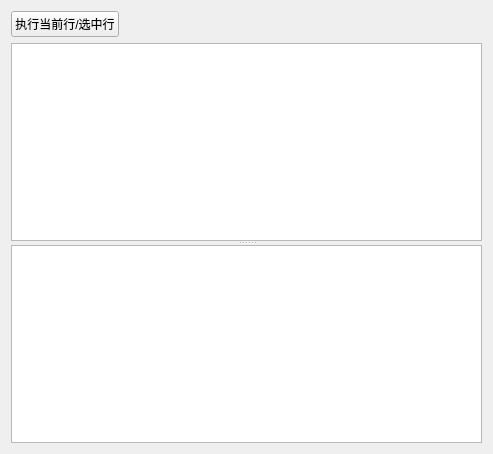
Before: the Qt Designer form widgets/db_browser/dbbrowser.ui in iwxyi/Bilibili-MagicalDanmaku, drawn with Qt 5.
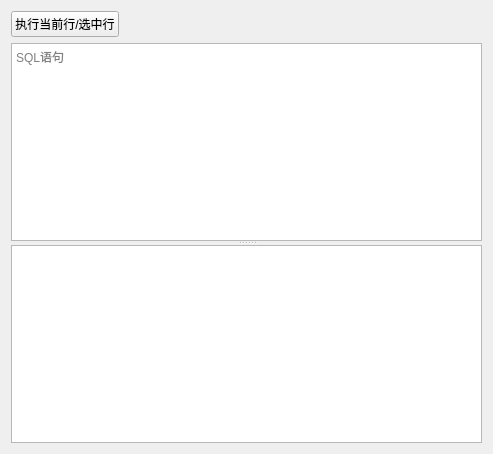
After: the same form once the commit is applied. Custom widgets are drawn as their Qt base class.

Commit message: 优化SQL语句的查询与插入

What changed in the file:
```diff
--- a/widgets/db_browser/dbbrowser.ui
+++ b/widgets/db_browser/dbbrowser.ui
@@ -43,7 +43,11 @@
      <property name="orientation">
       <enum>Qt::Vertical</enum>
      </property>
-     <widget class="SQLEditor" name="queryEdit"/>
+     <widget class="SQLEditor" name="queryEdit">
+      <property name="placeholderText">
+       <string>SQL语句</string>
+      </property>
+     </widget>
      <widget class="QTableView" name="resultTable"/>
     </widget>
    </item>
```
The commit also changes 5 other files.
